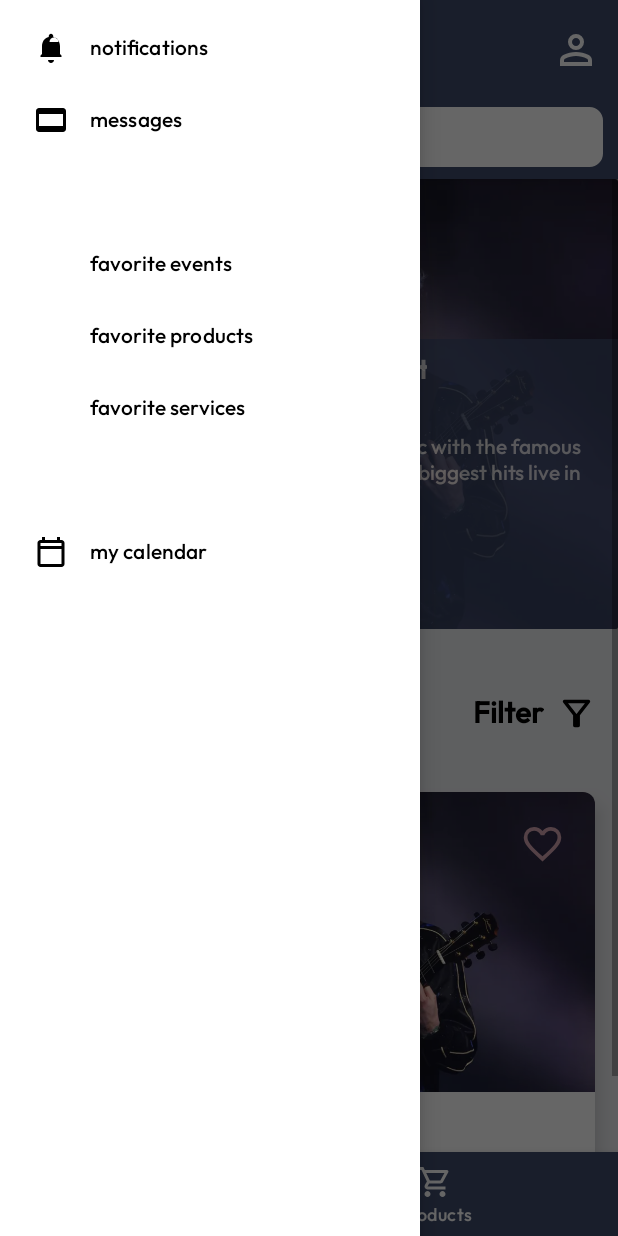
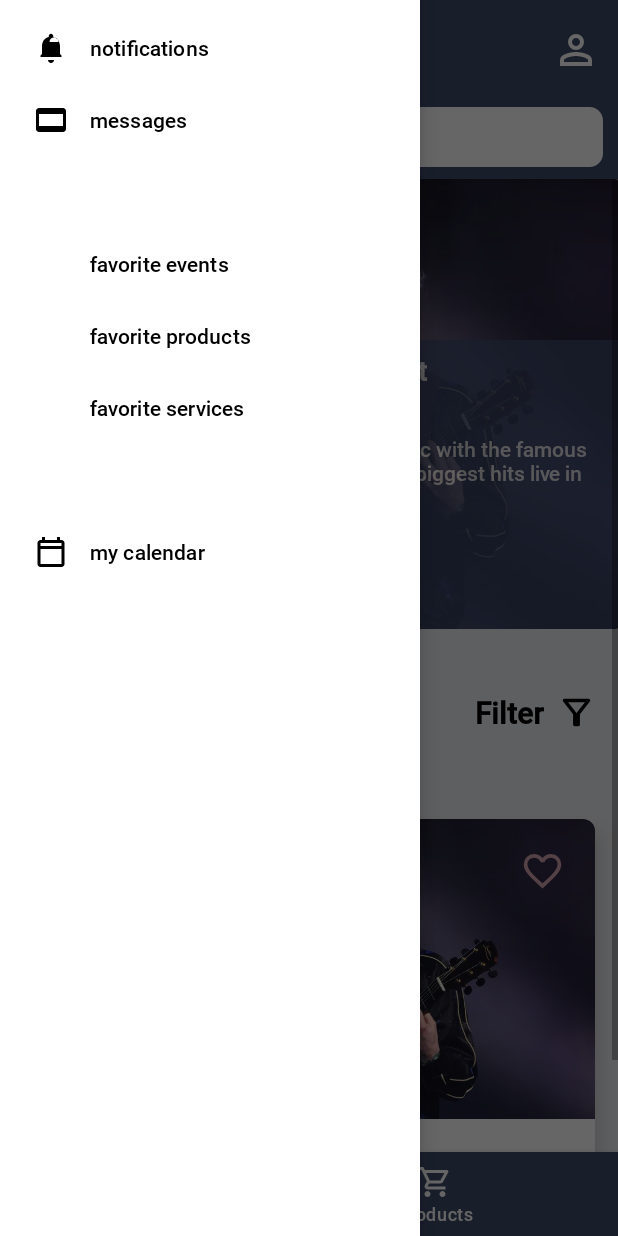
Before and after one commit to kzi-nastava/ma-project-event-planner-siit-2024-team-6, an Android app: the EventsFragment screen opened directly, with no data from a screen before it, with the side drawer open, on a phone screen of 412 x 824 dp. Run offline under Robolectric (Android 15) with nearby library versions, the phone set to English and light mode, and no system bars; our stand-ins replace navigation-ui; 1 statement that could not run was skipped.

Commit message:
[ADD] roboto font as app font

```diff
--- a/app/src/main/res/layout/fragment_events.xml
+++ b/app/src/main/res/layout/fragment_events.xml
@@ -30,7 +30,7 @@
                 android:layout_marginLeft="10dp"
                 android:layout_marginRight="10dp"
                 android:layout_marginTop="35dp"
-                android:layout_marginBottom="16dp">
+                android:layout_marginBottom="35dp">
 
                 <TextView
                     android:id="@+id/events_title"
--- a/app/src/main/res/layout/fragment_pas.xml
+++ b/app/src/main/res/layout/fragment_pas.xml
@@ -30,7 +30,7 @@
                 android:layout_marginLeft="10dp"
                 android:layout_marginRight="10dp"
                 android:layout_marginTop="35dp"
-                android:layout_marginBottom="16dp">
+                android:layout_marginBottom="35dp">
 
                 <TextView
                     android:id="@+id/products_title"
--- a/app/src/main/res/values/themes.xml
+++ b/app/src/main/res/values/themes.xml
@@ -15,7 +15,7 @@
         <item name="android:statusBarColor">@color/black</item>
         <!-- Customize your theme here. -->
         <item name="android:textColor">@color/darkGrey</item>
-        <item name="android:fontFamily">@font/outfit_medium</item>
+        <item name="android:fontFamily">@font/roboto_medium</item>
         <item name="android:windowBackground">@color/coolWhite</item>
         <item name="android:navigationBarColor">@color/blue</item>
         <!-- Action bar  -->
```
Also changed, not shown: app/src/main/res/font/roboto_medium.ttf (added).
